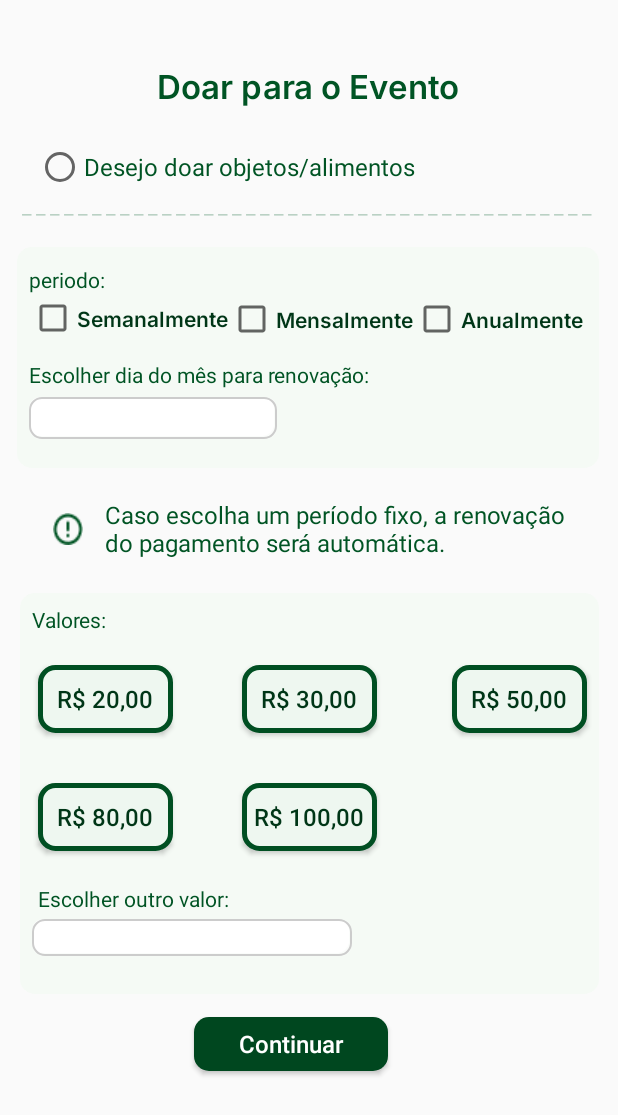
After one commit to fernandafreittas/Hallel---Mobile, an Android app: the layout doar_pevento.xml on its own in the app's theme, with its tools: preview values and no code run, on a phone screen of 412 x 824 dp. The commit adds this screen. Shown: the top 1115 px of the screen. Run offline under Robolectric (Android 15) with nearby library versions, the phone set to English and light mode, and no system bars.

Commit message:
tela doação

```diff
--- /dev/null
+++ b/MyApplication/app/src/main/res/layout/doar_pevento.xml
@@ -0,0 +1,296 @@
+<androidx.constraintlayout.widget.ConstraintLayout xmlns:android="http://schemas.android.com/apk/res/android"
+    xmlns:app="http://schemas.android.com/apk/res-auto"
+    xmlns:tools="http://schemas.android.com/tools"
+    android:layout_width="match_parent"
+    android:layout_height="match_parent">
+
+    <ScrollView
+        android:layout_width="match_parent"
+        android:layout_height="match_parent"
+        app:layout_constraintBottom_toBottomOf="parent"
+        app:layout_constraintEnd_toEndOf="parent"
+        app:layout_constraintStart_toStartOf="parent"
+        app:layout_constraintTop_toTopOf="parent">
+
+        <LinearLayout
+            android:layout_width="match_parent"
+            android:layout_height="wrap_content"
+            android:orientation="vertical">
+
+            <androidx.constraintlayout.widget.ConstraintLayout
+                android:layout_width="match_parent"
+                android:layout_height="739dp">
+
+                <Button
+                    android:id="@+id/btncontinuar"
+                    android:layout_width="129dp"
+                    android:layout_height="36dp"
+                    android:layout_marginTop="15dp"
+                    android:background="@drawable/fundo_button_verde"
+                    android:text="Continuar"
+                    android:textAllCaps="false"
+                    android:textColor="@color/white"
+                    android:textSize="16sp"
+                    app:layout_constraintBottom_toBottomOf="parent"
+                    app:layout_constraintEnd_toEndOf="parent"
+                    app:layout_constraintHorizontal_bias="0.457"
+                    app:layout_constraintStart_toStartOf="parent"
+                    app:layout_constraintTop_toBottomOf="@+id/imageView15"
+                    app:layout_constraintVertical_bias="0.0" />
+
+                <TextView
+                    android:id="@+id/titleParticipar"
+                    android:layout_width="wrap_content"
+                    android:layout_height="wrap_content"
+                    android:layout_marginTop="20dp"
+                    android:layout_marginBottom="10dp"
+                    android:fontFamily="@font/inter_semibold"
+                    android:text="Doar para o Evento"
+                    android:textColor="@color/cordetextohallel"
+                    android:textSize="22sp"
+                    app:layout_constraintBottom_toBottomOf="parent"
+                    app:layout_constraintEnd_toEndOf="parent"
+                    app:layout_constraintHorizontal_bias="0.497"
+                    app:layout_constraintStart_toStartOf="parent"
+                    app:layout_constraintTop_toTopOf="parent"
+                    app:layout_constraintVertical_bias="0.031" />
+
+                <RadioButton
+                    android:id="@+id/radioButton2"
+                    android:layout_width="wrap_content"
+                    android:layout_height="wrap_content"
+                    android:layout_marginStart="24dp"
+                    android:layout_marginTop="24dp"
+                    android:text="Desejo doar objetos/alimentos"
+                    android:textColor="@color/cordetextohallel"
+                    android:textSize="16sp"
+                    app:layout_constraintStart_toStartOf="parent"
+                    app:layout_constraintTop_toBottomOf="@+id/titleParticipar" />
+
+                <TextView
+                    android:id="@+id/textView20"
+                    android:layout_width="383dp"
+                    android:layout_height="25dp"
+                    android:text="_ _ _ _ _ _ _ _ _ _ _ _ _ _ _ _ _ _ _ _ _ _ _ _ _ _ _ _ _ _ _ _ _ _ _ _ _ _ _ _ _ _ _ _ _ _ _ _ _ _ _ _ _ _ _ "
+                    android:textColor="#BAD1C4"
+                    app:layout_constraintEnd_toEndOf="parent"
+                    app:layout_constraintStart_toStartOf="parent"
+                    app:layout_constraintTop_toBottomOf="@+id/radioButton2" />
+
+                <ImageView
+                    android:id="@+id/imageView6"
+                    android:layout_width="388dp"
+                    android:layout_height="147dp"
+                    android:layout_marginTop="12dp"
+                    app:layout_constraintEnd_toEndOf="parent"
+                    app:layout_constraintHorizontal_bias="0.478"
+                    app:layout_constraintStart_toStartOf="parent"
+                    app:layout_constraintTop_toBottomOf="@+id/textView20"
+                    app:srcCompat="@drawable/fundo_cards" />
+
+                <TextView
+                    android:id="@+id/textView21"
+                    android:layout_width="wrap_content"
+                    android:layout_height="wrap_content"
+                    android:layout_marginStart="8dp"
+                    android:layout_marginTop="12dp"
+                    android:text="periodo:"
+                    android:textColor="@color/cordetextohallel"
+                    app:layout_constraintStart_toStartOf="@+id/imageView6"
+                    app:layout_constraintTop_toTopOf="@+id/imageView6" />
+
+                <CheckBox
+                    android:id="@+id/checkBox"
+                    android:layout_width="wrap_content"
+                    android:layout_height="wrap_content"
+                    android:layout_marginStart="8dp"
+                    android:fontFamily="@font/inter_semibold"
+                    android:text="Semanalmente"
+                    android:textColor="@color/cortexto2"
+                    app:layout_constraintStart_toStartOf="@+id/imageView6"
+                    app:layout_constraintTop_toBottomOf="@+id/textView21" />
+
+                <CheckBox
+                    android:id="@+id/checkBox2"
+                    android:layout_width="wrap_content"
+                    android:layout_height="wrap_content"
+                    android:layout_marginTop="32dp"
+                    android:fontFamily="@font/inter_semibold"
+                    android:text="Mensalmente"
+                    android:textColor="@color/cortexto2"
+                    app:layout_constraintStart_toEndOf="@+id/checkBox"
+                    app:layout_constraintTop_toTopOf="@+id/imageView6" />
+
+                <CheckBox
+                    android:id="@+id/checkBox3"
+                    android:layout_width="wrap_content"
+                    android:layout_height="wrap_content"
+                    android:layout_marginTop="32dp"
+                    android:fontFamily="@font/inter_semibold"
+                    android:text="Anualmente"
+                    android:textColor="@color/cortexto2"
+                    app:layout_constraintStart_toEndOf="@+id/checkBox2"
+                    app:layout_constraintTop_toTopOf="@+id/imageView6" />
+
+                <TextView
+                    android:id="@+id/textView22"
+                    android:layout_width="wrap_content"
+                    android:layout_height="wrap_content"
+                    android:layout_marginStart="8dp"
+                    android:layout_marginTop="12dp"
+                    android:text="Escolher dia do mês para renovação:"
+                    android:textColor="@color/cordetextohallel"
+                    app:layout_constraintStart_toStartOf="@+id/imageView6"
+                    app:layout_constraintTop_toBottomOf="@+id/checkBox" />
+
+                <EditText
+                    android:id="@+id/editTextNumber"
+                    android:layout_width="165dp"
+                    android:layout_height="28dp"
+                    android:layout_marginStart="8dp"
+                    android:layout_marginTop="5dp"
+                    android:background="@drawable/input_text_cartao"
+                    android:ems="10"
+                    android:inputType="number"
+                    app:layout_constraintStart_toStartOf="@+id/imageView6"
+                    app:layout_constraintTop_toBottomOf="@+id/textView22" />
+
+                <ImageView
+                    android:id="@+id/imageView10"
+                    android:layout_width="wrap_content"
+                    android:layout_height="wrap_content"
+                    android:layout_marginStart="20dp"
+                    android:layout_marginTop="30dp"
+                    app:layout_constraintEnd_toStartOf="@+id/textView23"
+                    app:layout_constraintStart_toStartOf="parent"
+                    app:layout_constraintTop_toBottomOf="@+id/imageView6"
+                    app:srcCompat="@drawable/vector__2_" />
+
+                <TextView
+                    android:id="@+id/textView23"
+                    android:layout_width="322dp"
+                    android:layout_height="43dp"
+                    android:layout_marginTop="20dp"
+                    android:layout_marginEnd="20dp"
+                    android:text="Caso escolha um período fixo, a renovação do pagamento será automática."
+                    android:textColor="@color/cordetextohallel"
+                    android:textSize="16sp"
+                    app:layout_constraintEnd_toEndOf="parent"
+                    app:layout_constraintTop_toBottomOf="@+id/imageView6" />
+
+                <ImageView
+                    android:id="@+id/imageView15"
+                    android:layout_width="386dp"
+                    android:layout_height="267dp"
+                    android:layout_marginTop="20dp"
+                    app:layout_constraintEnd_toEndOf="parent"
+                    app:layout_constraintStart_toStartOf="parent"
+                    app:layout_constraintTop_toBottomOf="@+id/textView23"
+                    app:srcCompat="@drawable/fundo_cards" />
+
+                <TextView
+                    android:id="@+id/textView24"
+                    android:layout_width="wrap_content"
+                    android:layout_height="wrap_content"
+                    android:layout_marginStart="8dp"
+                    android:layout_marginTop="8dp"
+                    android:backgroundTint="@color/cordetextohallel"
+                    android:text="Valores:"
+                    android:textColor="@color/cordetextohallel"
+                    app:layout_constraintStart_toStartOf="@+id/imageView15"
+                    app:layout_constraintTop_toTopOf="@+id/imageView15" />
+
+
+                <TextView
+                    android:id="@+id/textVi4"
+                    android:layout_width="wrap_content"
+                    android:layout_height="wrap_content"
+                    android:layout_marginStart="12dp"
+                    android:layout_marginTop="22dp"
+                    android:backgroundTint="@color/cordetextohallel"
+                    android:text="Escolher outro valor:"
+                    android:textColor="@color/cordetextohallel"
+                    app:layout_constraintStart_toStartOf="@+id/imageView15"
+                    app:layout_constraintTop_toBottomOf="@+id/btn80" />
+
+                <Button
+                    android:id="@+id/btn20"
+                    android:layout_width="90dp"
+                    android:layout_height="45dp"
+                    android:layout_marginStart="12dp"
+                    android:layout_marginTop="48dp"
+                    android:background="@drawable/botton_valores"
+                    android:text="R$ 20,00"
+                    android:textColor="@color/cortexto2"
+                    android:textSize="16sp"
+                    app:layout_constraintStart_toStartOf="@+id/imageView15"
+                    app:layout_constraintTop_toTopOf="@+id/imageView15" />
+
+                <Button
+                    android:id="@+id/btn50"
+                    android:layout_width="90dp"
+                    android:layout_height="45dp"
+                    android:layout_marginTop="48dp"
+                    android:layout_marginEnd="8dp"
+                    android:background="@drawable/botton_valores"
+                    android:text="R$ 50,00"
+                    android:textColor="@color/cortexto2"
+                    android:textSize="16sp"
+                    app:layout_constraintEnd_toEndOf="@+id/imageView15"
+                    app:layout_constraintTop_toTopOf="@+id/imageView15" />
+
+                <Button
+                    android:id="@+id/btn30"
+                    android:layout_width="90dp"
+                    android:layout_height="45dp"
+                    android:layout_marginTop="48dp"
+                    android:background="@drawable/botton_valores"
+                    android:text="R$ 30,00"
+                    android:textColor="@color/cortexto2"
+                    android:textSize="16sp"
+                    app:layout_constraintEnd_toEndOf="@+id/imageView15"
+                    app:layout_constraintStart_toStartOf="@+id/imageView15"
+                    app:layout_constraintTop_toTopOf="@+id/imageView15" />
+
+                <Button
+                    android:id="@+id/btn80"
+                    android:layout_width="90dp"
+                    android:layout_height="45dp"
+                    android:layout_marginStart="12dp"
+                    android:layout_marginBottom="95dp"
+                    android:background="@drawable/botton_valores"
+                    android:text="R$ 80,00"
+                    android:textColor="@color/cortexto2"
+                    android:textSize="16sp"
+                    app:layout_constraintBottom_toBottomOf="@+id/imageView15"
+                    app:layout_constraintStart_toStartOf="@+id/imageView15" />
+
+                <Button
+                    android:id="@+id/btn100"
+                    android:layout_width="90dp"
+                    android:layout_height="45dp"
+                    android:layout_marginEnd="148dp"
+                    android:layout_marginBottom="95dp"
+                    android:background="@drawable/botton_valores"
+                    android:text="R$ 100,00"
+                    android:textColor="@color/cortexto2"
+                    android:textSize="16sp"
+                    app:layout_constraintBottom_toBottomOf="@+id/imageView15"
+                    app:layout_constraintEnd_toEndOf="@+id/imageView15" />
+
+                <EditText
+                    android:id="@+id/inptValor"
+                    android:layout_width="wrap_content"
+                    android:layout_height="wrap_content"
+                    android:layout_marginStart="8dp"
+                    android:layout_marginBottom="25dp"
+                    android:background="@drawable/input_text_cartao"
+                    android:ems="10"
+                    android:inputType="numberDecimal"
+                    app:layout_constraintBottom_toBottomOf="@+id/imageView15"
+                    app:layout_constraintStart_toStartOf="@+id/imageView15" />
+
+            </androidx.constraintlayout.widget.ConstraintLayout>
+        </LinearLayout>
+    </ScrollView>
+</androidx.constraintlayout.widget.ConstraintLayout>
--- a/MyApplication/app/src/main/res/layout/participar_evento.xml
+++ b/MyApplication/app/src/main/res/layout/participar_evento.xml
@@ -278,7 +278,7 @@
                     app:layout_constraintVertical_bias="0.15" />
 
                 <Button
-                    android:id="@+id/button5"
+                    android:id="@+id/btncontinuar"
                     android:layout_width="129dp"
                     android:layout_height="36dp"
                     android:layout_marginTop="20sp"
--- a/MyApplication/app/src/main/res/layout/ser_voluntario.xml
+++ b/MyApplication/app/src/main/res/layout/ser_voluntario.xml
@@ -182,7 +182,7 @@
                     android:layout_marginTop="16dp"
                     android:background="@drawable/input_text"
                     android:ems="10"
-                    app:layout_constraintBottom_toTopOf="@+id/button5"
+                    app:layout_constraintBottom_toTopOf="@+id/btncontinuar"
                     app:layout_constraintEnd_toEndOf="parent"
                     app:layout_constraintHorizontal_bias="0.42"
                     app:layout_constraintStart_toStartOf="parent"
@@ -199,7 +199,7 @@
                     android:paddingLeft="10sp"
                     android:text="Não tenho preferência"
                     android:textColor="@color/cordetextohallel"
-                    app:layout_constraintBottom_toTopOf="@+id/button5"
+                    app:layout_constraintBottom_toTopOf="@+id/btncontinuar"
                     app:layout_constraintEnd_toEndOf="parent"
                     app:layout_constraintHorizontal_bias="0.159"
                     app:layout_constraintStart_toStartOf="parent"
@@ -207,7 +207,7 @@
                     app:layout_constraintVertical_bias="0.0" />
 
                 <Button
-                    android:id="@+id/button5"
+                    android:id="@+id/btncontinuar"
                     android:layout_width="129dp"
                     android:layout_height="36dp"
                     android:layout_marginBottom="112dp"
--- a/MyApplication/app/src/main/res/values/strings.xml
+++ b/MyApplication/app/src/main/res/values/strings.xml
@@ -20,5 +20,15 @@
     <string name="menu_home">Home</string>
     <string name="menu_gallery">Gallery</string>
     <string name="menu_slideshow">Slideshow</string>
+    <string-array name="planets_array">
+        <item>Mercury</item>
+        <item>Venus</item>
+        <item>Earth</item>
+        <item>Mars</item>
+        <item>Jupiter</item>
+        <item>Saturn</item>
+        <item>Uranus</item>
+        <item>Neptune</item>
+    </string-array>
 
 </resources>
```
Also changed, not shown: 26 other files.
